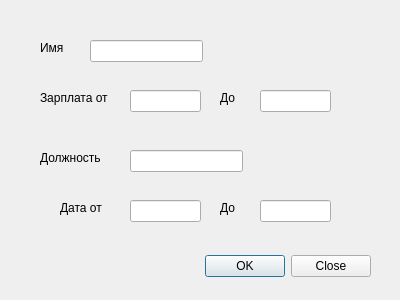
The window that btnfilterwindow.ui (hacker2023beginer/database_with_GUI_on_QT) describes before a commit, drawn with Qt 5.
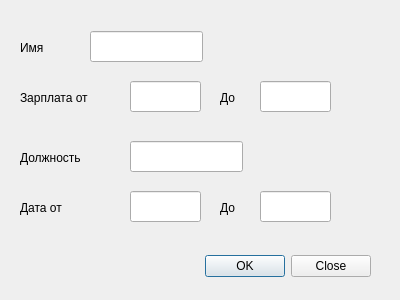
The same window after the commit.

The edit to the form file:
```diff
--- a/btnfilterwindow.ui
+++ b/btnfilterwindow.ui
@@ -32,7 +32,7 @@
   <widget class="QLabel" name="label">
    <property name="geometry">
     <rect>
-     <x>40</x>
+     <x>20</x>
      <y>40</y>
      <width>55</width>
      <height>16</height>
@@ -46,16 +46,16 @@
    <property name="geometry">
     <rect>
      <x>90</x>
-     <y>40</y>
+     <y>31</y>
      <width>113</width>
-     <height>22</height>
+     <height>31</height>
     </rect>
    </property>
   </widget>
   <widget class="QLabel" name="label_2">
    <property name="geometry">
     <rect>
-     <x>40</x>
+     <x>20</x>
      <y>90</y>
      <width>81</width>
      <height>16</height>
@@ -69,9 +69,9 @@
    <property name="geometry">
     <rect>
      <x>130</x>
-     <y>90</y>
+     <y>81</y>
      <width>71</width>
-     <height>22</height>
+     <height>31</height>
     </rect>
    </property>
   </widget>
@@ -79,9 +79,9 @@
    <property name="geometry">
     <rect>
      <x>260</x>
-     <y>90</y>
+     <y>81</y>
      <width>71</width>
-     <height>22</height>
+     <height>31</height>
     </rect>
    </property>
   </widget>
@@ -101,9 +101,9 @@
   <widget class="QLabel" name="label_4">
    <property name="geometry">
     <rect>
-     <x>40</x>
+     <x>20</x>
      <y>150</y>
-     <width>71</width>
+     <width>81</width>
      <height>16</height>
     </rect>
    </property>
@@ -115,18 +115,18 @@
    <property name="geometry">
     <rect>
      <x>130</x>
-     <y>150</y>
+     <y>141</y>
      <width>113</width>
-     <height>22</height>
+     <height>31</height>
     </rect>
    </property>
   </widget>
   <widget class="QLabel" name="label_5">
    <property name="geometry">
     <rect>
-     <x>60</x>
+     <x>20</x>
      <y>200</y>
-     <width>55</width>
+     <width>61</width>
      <height>16</height>
     </rect>
    </property>
@@ -138,9 +138,9 @@
    <property name="geometry">
     <rect>
      <x>130</x>
-     <y>200</y>
+     <y>191</y>
      <width>71</width>
-     <height>22</height>
+     <height>31</height>
     </rect>
    </property>
   </widget>
@@ -161,9 +161,9 @@
    <property name="geometry">
     <rect>
      <x>260</x>
-     <y>200</y>
+     <y>191</y>
      <width>71</width>
-     <height>22</height>
+     <height>31</height>
     </rect>
    </property>
   </widget>
```
